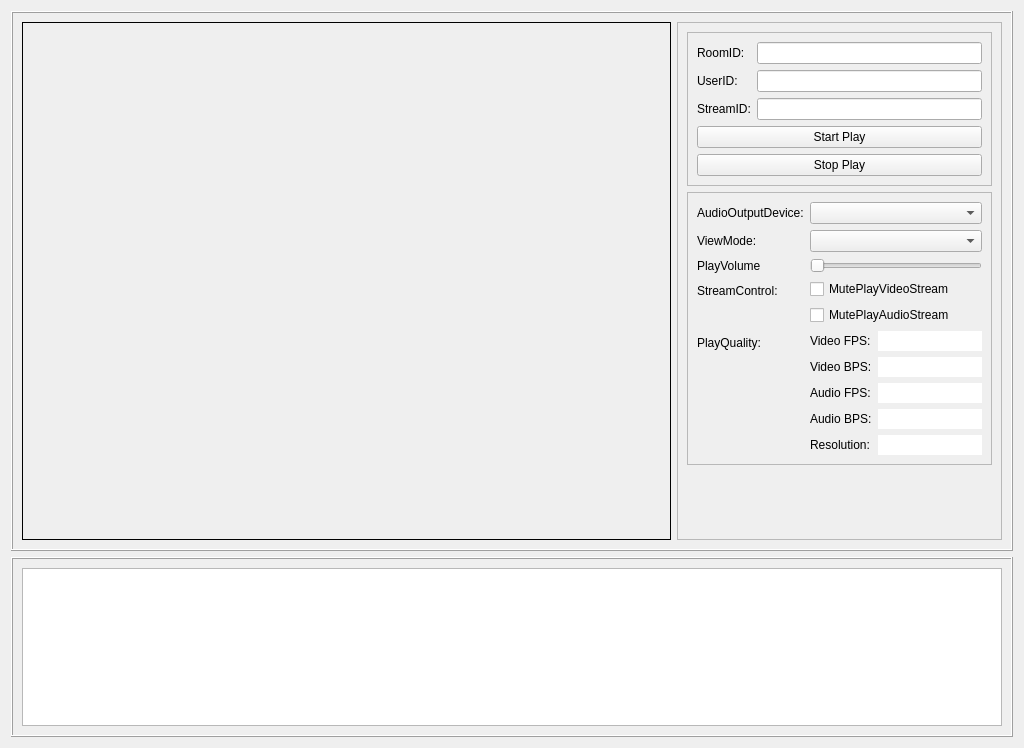
zegoim/zego-express-example-topics-cpp, file video/src/Play/ZegoPlayDemo.ui: the form before one commit.
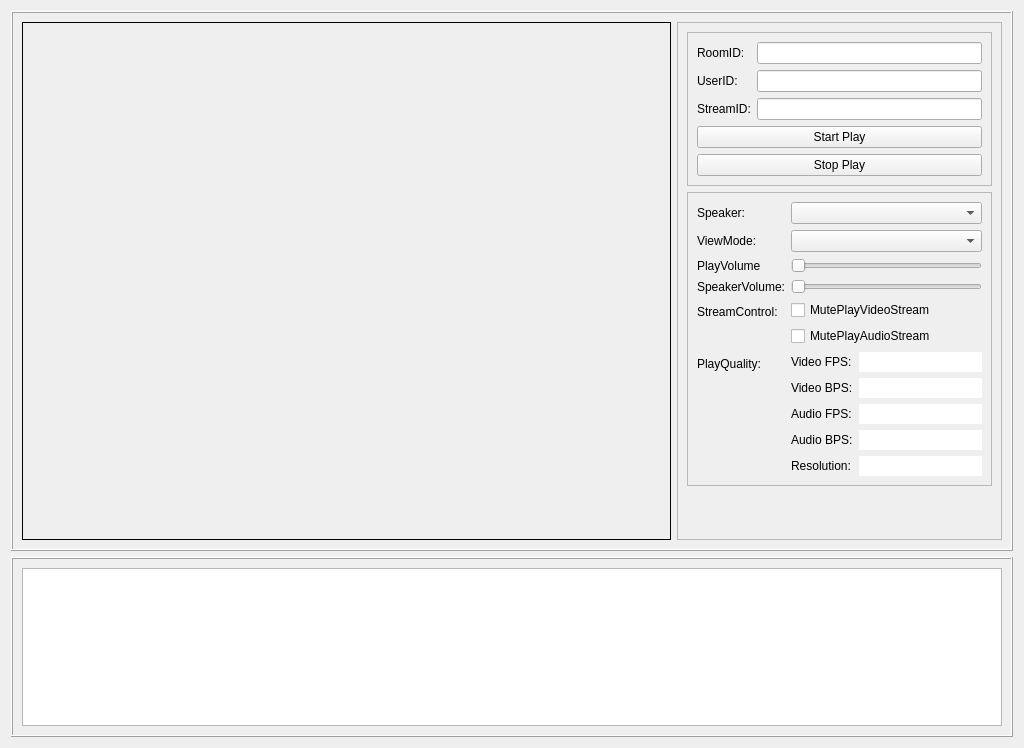
The form after the commit.

Commit message: update to support zego-express 1.16.0

Patch:
```diff
--- a/video/src/Play/ZegoPlayDemo.ui
+++ b/video/src/Play/ZegoPlayDemo.ui
@@ -152,7 +152,7 @@
             <item row="0" column="0">
              <widget class="QLabel" name="label_3">
               <property name="text">
-               <string>AudioOutputDevice:</string>
+               <string>Speaker:</string>
               </property>
              </widget>
             </item>
@@ -218,14 +218,14 @@
               </property>
              </widget>
             </item>
-            <item row="3" column="0">
+            <item row="4" column="0">
              <widget class="QLabel" name="label_10">
               <property name="text">
                <string>StreamControl:</string>
               </property>
              </widget>
             </item>
-            <item row="3" column="1">
+            <item row="4" column="1">
              <layout class="QVBoxLayout" name="verticalLayout_4">
               <item>
                <widget class="QCheckBox" name="checkBox_mutePlayStreamVideo">
@@ -243,14 +243,14 @@
               </item>
              </layout>
             </item>
-            <item row="4" column="0">
+            <item row="5" column="0">
              <widget class="QLabel" name="label_4">
               <property name="text">
                <string>PlayQuality:</string>
               </property>
              </widget>
             </item>
-            <item row="4" column="1">
+            <item row="5" column="1">
              <layout class="QFormLayout" name="formLayout_3">
               <item row="0" column="0">
                <widget class="QLabel" name="label_9">
@@ -339,6 +339,20 @@
               </item>
              </layout>
             </item>
+            <item row="3" column="0">
+             <widget class="QLabel" name="label_7">
+              <property name="text">
+               <string>SpeakerVolume:</string>
+              </property>
+             </widget>
+            </item>
+            <item row="3" column="1">
+             <widget class="QSlider" name="slider_speakerVolume">
+              <property name="orientation">
+               <enum>Qt::Horizontal</enum>
+              </property>
+             </widget>
+            </item>
            </layout>
           </widget>
          </item>
```
Left out of the diff: 4 changed lines with no effect on the pictures. The commit also changes 43 other files.
